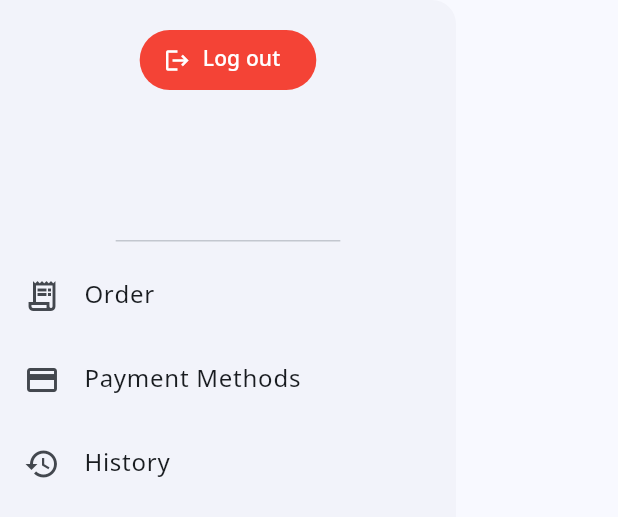
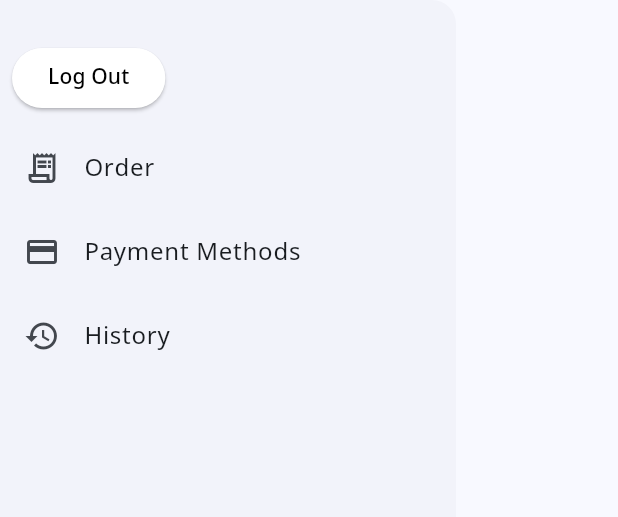
Before and after one commit to SujindaBC/ksfood, a Flutter app: the AppDrawer widget shown alone on an empty page, opened directly, on a phone screen of 412 x 824 dp. Shown: the top 517 px of the screen. Run offline on Flutter 3.47's test engine with Material 2 defaults, Android fonts, the light colour scheme and no system bars; our stand-ins replace bloc, carousel_slider, cloud_firestore, equatable, firebase_auth, firebase_core and 7 more; missing offline and left inert: flutter_inappwebview; accounts and stored records are empty; network calls fail; project files that could hold a hidden picture were left out.

Commit message:
20240411

```diff
--- a/lib/screens/auth/otp_screen.dart
+++ b/lib/screens/auth/otp_screen.dart
@@ -47,6 +47,7 @@ class _OTPScreenState extends State<OTPScreen> {
         }
       },
       builder: (context, state) {
+        LoadingScreen.instance().hide();
         return BlocConsumer<AuthBloc, AuthState>(
           listener: (context, authState) {
             if (authState.status == AuthStatus.authenticated) {
--- a/lib/screens/auth/phone_auth_screen.dart
+++ b/lib/screens/auth/phone_auth_screen.dart
@@ -183,6 +183,8 @@ class _PhoneAuthScreenState extends State<PhoneAuthScreen> {
                       }
                       return FilledButton(
                         onPressed: () {
+                          LoadingScreen.instance()
+                              .show(context: context, text: "Sending OTP");
                           FocusScope.of(context).unfocus();
                           if (_formKey.currentState!.validate()) {
                             String phoneNumber =
--- a/lib/screens/checkout/widgets/payment_section.dart
+++ b/lib/screens/checkout/widgets/payment_section.dart
@@ -117,9 +117,9 @@ class PaymentListTile extends StatelessWidget {
   String paymentMethodToString(PaymentMethod method) {
     switch (method) {
       case PaymentMethod.promptPay:
-        return 'PromptPay';
+        return "PromptPay";
       case PaymentMethod.mobileBankingKBank:
-        return 'Mobile Banking KBank';
+        return "Mobile Banking KBank";
     }
   }
 
--- a/lib/screens/main/main_screen.dart
+++ b/lib/screens/main/main_screen.dart
@@ -9,7 +9,7 @@ import 'package:ksfood/loading/loading_screen.dart';
 import 'package:ksfood/screens/main/widgets/ads_slide.dart';
 import 'package:ksfood/screens/main/widgets/automated_slide_card.dart';
 import 'package:ksfood/screens/main/widgets/ks_drawer.dart';
-import 'package:ksfood/screens/main/widgets/nearby_merchants.dart';
+import 'package:ksfood/screens/main/widgets/all_merchants.dart';
 import 'package:ksfood/widgets/appbar_action_cart_button.dart';
 
 class MainScreen extends StatelessWidget {
@@ -95,7 +95,7 @@ class MainScreen extends StatelessWidget {
                 SizedBox(height: 20.0),
                 AutomatedSlideCard(),
                 SizedBox(height: 20),
-                NearbyMerchants(),
+                AllMerchants(),
                 SizedBox(height: 25.0),
               ],
             ),
--- a/lib/screens/main/widgets/ks_drawer.dart
+++ b/lib/screens/main/widgets/ks_drawer.dart
@@ -9,24 +9,42 @@ class AppDrawer extends StatelessWidget {
   Widget build(BuildContext context) {
     return Drawer(
       child: Column(
+        crossAxisAlignment: CrossAxisAlignment.start,
+        mainAxisAlignment: MainAxisAlignment.start,
         children: [
-          DrawerHeader(
+          BlocBuilder<AuthBloc, AuthState>(
+            builder: (context, state) {
+              return state.status == AuthStatus.authenticated
+                  ? Padding(
+                      padding: const EdgeInsets.all(8.0),
                       child: Column(
+                        crossAxisAlignment: CrossAxisAlignment.start,
+                        mainAxisAlignment: MainAxisAlignment.start,
                         children: [
-                FilledButton.icon(
+                          Text(
+                            state.user?.phoneNumber ?? "",
+                          ),
+                          ElevatedButton(
                             onPressed: () {
-                    context.read<AuthBloc>().add(SignoutRequestedEvent());
+                              context
+                                  .read<AuthBloc>()
+                                  .add(SignoutRequestedEvent());
                             },
-                  icon: const Icon(Icons.logout),
-                  label: const Text("Log out"),
-                  style: ButtonStyle(
-                    backgroundColor: MaterialStateProperty.all(
-                      Colors.red,
+                            style: ElevatedButton.styleFrom(
+                              backgroundColor: Colors.white,
+                            ),
+                            child: const Text(
+                              "Log Out",
+                              style: TextStyle(
+                                color: Colors.black,
                               ),
                             ),
-                )
+                          ),
                         ],
                       ),
+                    )
+                  : const SizedBox();
+            },
           ),
           ListTile(
             onTap: () {
```
Also changed, not shown: lib/screens/checkout/widgets/proceed_button.dart (+11 -3 lines), lib/screens/main/widgets/all_merchants.dart (added, +105 -0 lines), lib/screens/main/widgets/automated_slide_card.dart (+87 -28 lines), lib/screens/main/widgets/nearby_merchants.dart (deleted, +0 -92 lines), lib/screens/promptpay/promptpay_screen.dart (+19 -37 lines). Lines whose indentation alone changed are shown as unchanged.
